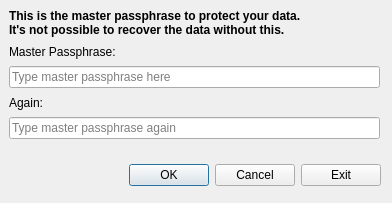
Qt form Wilhelmina/MasterPasswordDialog.ui (nrosvall/Wilhelmina) before a commit.
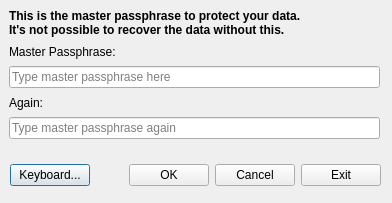
The same form after that commit.

Commit message: Implement support for OnScreenKeyboard.

The edit to the form file:
```diff
--- a/Wilhelmina/MasterPasswordDialog.ui
+++ b/Wilhelmina/MasterPasswordDialog.ui
@@ -22,9 +22,9 @@
   <widget class="QWidget" name="layoutWidget">
    <property name="geometry">
     <rect>
-     <x>20</x>
+     <x>10</x>
      <y>160</y>
-     <width>361</width>
+     <width>371</width>
      <height>31</height>
     </rect>
    </property>
@@ -35,6 +35,13 @@
     <property name="margin" stdset="0">
      <number>0</number>
     </property>
+    <item>
+     <widget class="QPushButton" name="pushButtonVirtualKeyboard">
+      <property name="text">
+       <string>Keyboard...</string>
+      </property>
+     </widget>
+    </item>
     <item>
      <spacer>
       <property name="orientation">
```
Left out of the diff: 17 changed lines with no effect on the pictures. The commit also changes 2 other files.
